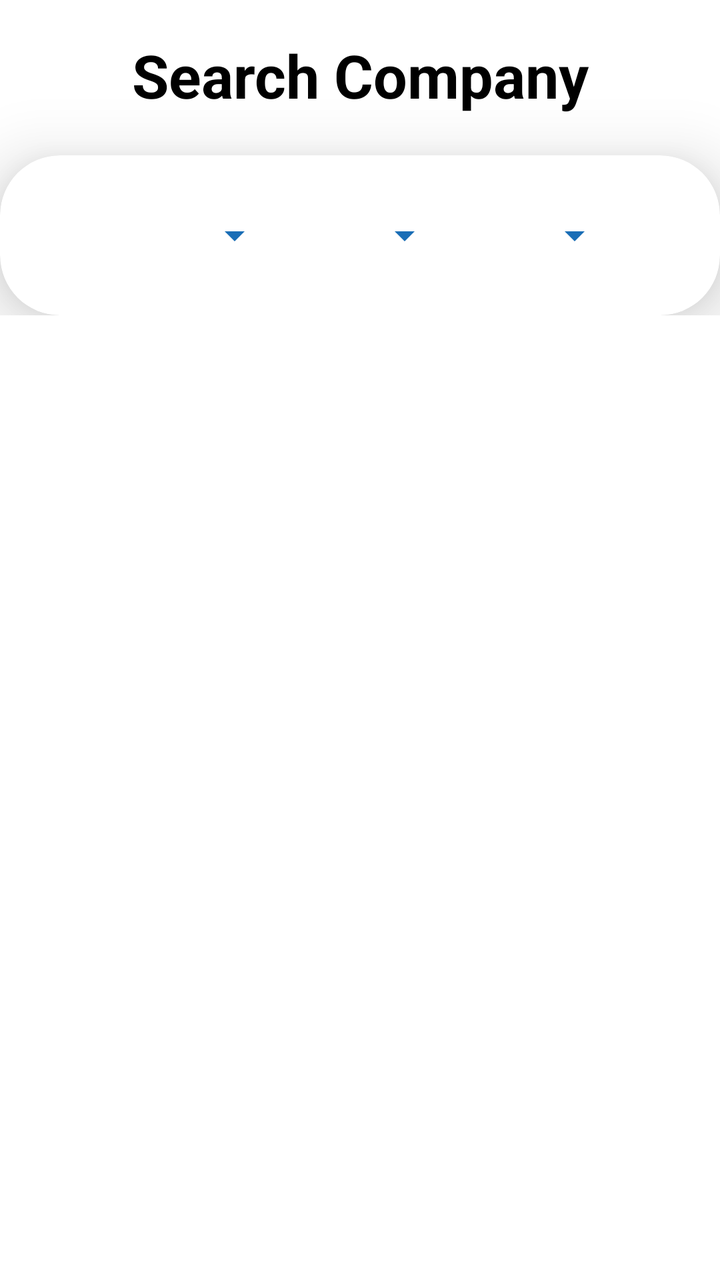
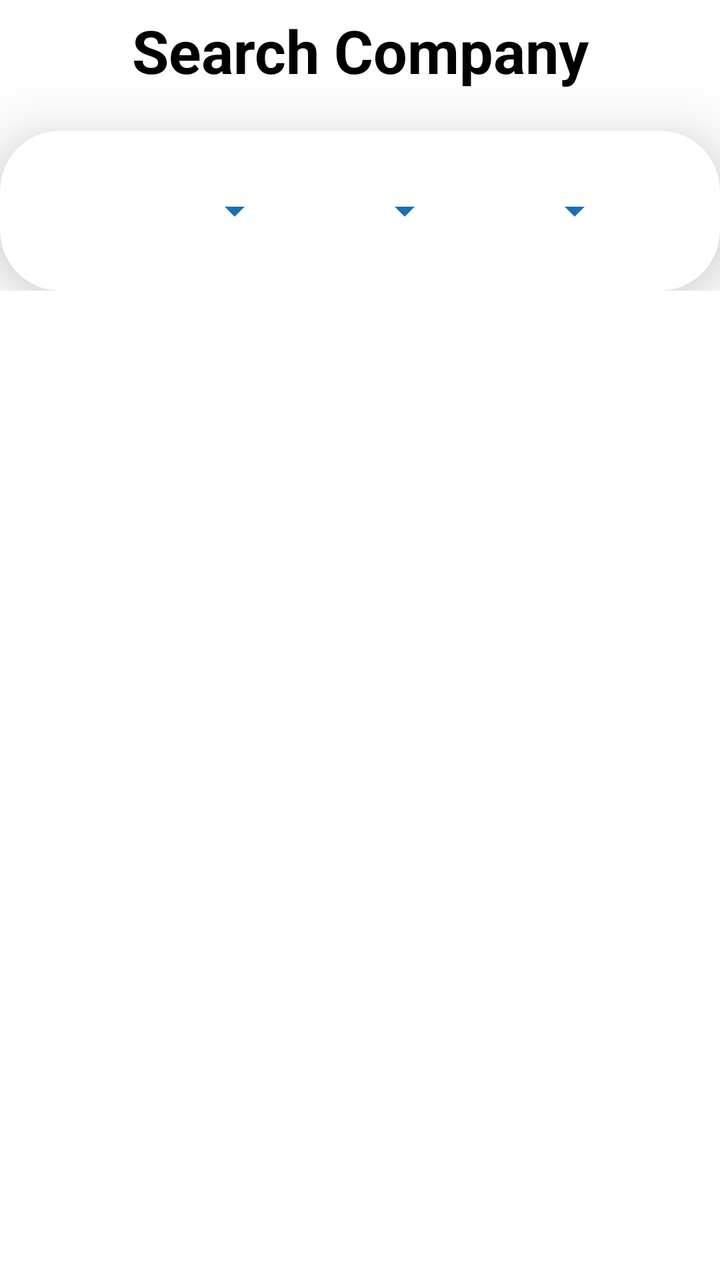

Screens rendered from an Android XML layout before and after an edit, with the pre-edit source and the edit as a unified diff.
<!-- AndroidManifest.xml: application theme Base.Theme.GoBetween -->
<!-- res/layout/activity_searchcompany.xml -->
<?xml version="1.0" encoding="utf-8"?>
<androidx.constraintlayout.widget.ConstraintLayout
    xmlns:android="http://schemas.android.com/apk/res/android"
    xmlns:app="http://schemas.android.com/apk/res-auto"
    xmlns:tools="http://schemas.android.com/tools"
    android:layout_width="match_parent"
    android:layout_height="match_parent"
    tools:context=".MyRequest">
    <ScrollView
        android:id="@+id/scrollView2"
        android:layout_width="match_parent"
        android:layout_height="wrap_content"
        app:layout_constraintTop_toTopOf="parent">

        <LinearLayout
            android:id="@+id/constraintLayout"
            android:layout_width="match_parent"
            android:layout_height="wrap_content"
            android:layout_gravity="center|top">

            <LinearLayout
                android:id="@+id/linearLayout"
                android:layout_width="match_parent"
                android:layout_height="match_parent"
                android:orientation="vertical"
                app:layout_constraintBottom_toBottomOf="parent"
                app:layout_constraintTop_toTopOf="parent">
                <ImageView
                    android:id="@+id/arrow"
                    android:layout_width="35dp"
                    android:layout_height="47dp"
                    android:layout_gravity="start|center_vertical|center"
                    android:layout_marginTop="15dp"
                    android:src="@drawable/baseline_arrow_back_24" />

                <TextView
                    android:id="@+id/textView3"
                    android:layout_width="wrap_content"
                    android:layout_height="wrap_content"
                    android:layout_gravity="center|top"
                    android:layout_marginBottom="20dp"
                    android:layout_marginTop="-45dp"
                    android:gravity="center|top"
                    android:text="Search Company"
                    android:textAlignment="center"
                    android:textSize="30sp"
                    android:textStyle="bold" />

                <androidx.cardview.widget.CardView
                    android:layout_width="match_parent"
                    android:layout_height="80dp"
                    android:background="@drawable/custom_edittext"
                    app:cardCornerRadius="30dp"
                    app:cardElevation="20dp">

                    <LinearLayout
                        android:layout_width="match_parent"
                        android:layout_height="80dp"
                        android:gravity="center"
                        android:orientation="horizontal"
                        app:layout_constraintBottom_toBottomOf="parent"
                        app:layout_constraintEnd_toEndOf="parent"
                        app:layout_constraintHorizontal_bias="0.0"
                        app:layout_constraintStart_toStartOf="parent"
                        app:layout_constraintTop_toTopOf="parent"
                        app:layout_constraintVertical_bias="0.0">
                        <FrameLayout
                            android:layout_width="wrap_content"
                            android:layout_height="wrap_content">

                            
                            <Spinner
                                android:id="@+id/state"
                                android:layout_width="match_parent"
                                android:layout_height="match_parent"
                                android:background="@drawable/custom_edittext"
                                android:paddingStart="8dp"
                                android:paddingTop="12dp"
                                android:paddingEnd="8dp"
                                android:paddingBottom="12dp"
                                android:textAlignment="center"
                                android:textColor="@color/black"
                                android:textSize="16sp" />

                            
                            <ImageView
                                android:layout_width="wrap_content"
                                android:layout_height="wrap_content"
                                android:layout_marginStart="45dp"
                                android:layout_gravity="end|center_vertical"
                                android:src="@drawable/arrow_down_pacific_blue"
                                android:padding="8dp"/>

                        </FrameLayout>
                        <FrameLayout
                            android:layout_width="wrap_content"
                            android:layout_height="wrap_content">

                            
                            <Spinner
                                android:id="@+id/district"
                                android:layout_width="match_parent"
                                android:layout_height="match_parent"
                                android:background="@drawable/custom_edittext"
                                android:paddingStart="8dp"
                                android:paddingTop="12dp"
                                android:paddingEnd="8dp"
                                android:paddingBottom="12dp"
                                android:textAlignment="center"
                                android:textColor="@color/black"
                                android:textSize="16sp" />

                            
                            <ImageView
                                android:layout_width="wrap_content"
                                android:layout_height="wrap_content"
                                android:layout_marginStart="45dp"
                                android:layout_gravity="end|center_vertical"
                                android:src="@drawable/arrow_down_pacific_blue"
                                android:padding="8dp"/>

                        </FrameLayout>

                        <FrameLayout
                            android:layout_width="wrap_content"
                            android:layout_height="wrap_content">

                            
                            <Spinner
                                android:id="@+id/location"
                                android:layout_width="match_parent"
                                android:layout_height="match_parent"
                                android:background="@drawable/custom_edittext"
                                android:paddingStart="8dp"
                                android:paddingTop="12dp"
                                android:paddingEnd="8dp"
                                android:paddingBottom="12dp"
                                android:textAlignment="center"
                                android:textColor="@color/black"
                                android:textSize="16sp" />

                            
                            <ImageView
                                android:layout_width="wrap_content"
                                android:layout_height="wrap_content"
                                android:layout_marginStart="45dp"
                                android:layout_gravity="end|center_vertical"
                                android:src="@drawable/arrow_down_pacific_blue"
                                android:padding="8dp"/>
                        </FrameLayout>
                    </LinearLayout>
                </androidx.cardview.widget.CardView>
            </LinearLayout>
        </LinearLayout>
    </ScrollView>

    <androidx.recyclerview.widget.RecyclerView
        android:id="@+id/recycleview1"
        android:layout_width="match_parent"
        android:layout_height="match_parent"
        android:divider="@android:color/transparent"
        android:dividerHeight="10.0sp"
        android:padding="10dp"
        android:scrollbars="vertical"
        android:layout_marginTop="150dp"
        app:layout_constraintBottom_toBottomOf="parent"
        app:layout_constraintEnd_toEndOf="parent"
        app:layout_constraintStart_toStartOf="parent"
        app:layout_constraintTop_toTopOf="parent"
        tools:listitem="@layout/company_list_design" />
</androidx.constraintlayout.widget.ConstraintLayout>
<!-- res/layout/company_list_design.xml (included above) -->
<?xml version="1.0" encoding="utf-8"?>
<androidx.constraintlayout.widget.ConstraintLayout xmlns:android="http://schemas.android.com/apk/res/android"
    xmlns:app="http://schemas.android.com/apk/res-auto"
    android:layout_width="match_parent"
    android:layout_height="wrap_content">

    <androidx.cardview.widget.CardView
        android:id="@+id/card1"
        android:layout_width="match_parent"
        android:layout_height="wrap_content"
        android:layout_margin="10dp"
        android:layout_weight="1"
        app:cardCornerRadius="20dp"
        app:layout_constraintBottom_toBottomOf="parent"
        app:layout_constraintEnd_toEndOf="parent"
        app:layout_constraintHorizontal_bias="0.0"
        app:layout_constraintStart_toStartOf="parent"
        app:layout_constraintTop_toTopOf="parent"
        app:layout_constraintVertical_bias="0.0">

        <RelativeLayout
            android:layout_width="match_parent"
            android:layout_height="match_parent"
            android:layout_gravity="center">

            <TextView
                android:id="@+id/companyname"
                android:layout_width="wrap_content"
                android:layout_height="wrap_content"
                android:layout_below="@+id/logo"
                android:layout_centerHorizontal="true"
                android:layout_marginTop="10dp"
                android:fontFamily="@font/poppins_semibold"
                android:text="Company Name"
                android:textAlignment="center"
                android:textColor="@color/lavender"
                android:textSize="20sp" />

            <com.google.android.material.imageview.ShapeableImageView
                android:id="@+id/logo"
                android:layout_width="70dp"
                android:layout_height="70dp"
                android:layout_centerHorizontal="true"
                android:layout_marginTop="15dp"
                app:shapeAppearanceOverlay="@style/circle"
                style="@style/roundedImageViewRounded"
                android:src="@drawable/company" />
        </RelativeLayout>
    </androidx.cardview.widget.CardView>
</androidx.constraintlayout.widget.ConstraintLayout>
<!-- resources referenced by this layout -->
<resources>
  <color name="black">#FF000000</color>
  <color name="lavender">#8692f7</color>
  <!-- drawable arrow_down_pacific_blue (drawable) -->
  <?xml version="1.0" encoding="utf-8"?>
  <vector xmlns:android="http://schemas.android.com/apk/res/android"
      android:width="24dp"
      android:height="24dp"
      android:viewportWidth="24.0"
      android:viewportHeight="24.0"
      android:tint="@color/pacific_blue">
  
      <path
          android:fillColor="@android:color/white"
          android:pathData="M7 10l5 5 5-5z"/>
  </vector>
  <!-- drawable baseline_arrow_back_24 (drawable) -->
  <vector android:autoMirrored="true" android:height="24dp"
      android:viewportHeight="24"
      android:viewportWidth="24" android:width="24dp" xmlns:android="http://schemas.android.com/apk/res/android">
      <path android:fillColor="@color/white" android:pathData="M20,11H7.83l5.59,-5.59L12,4l-8,8 8,8 1.41,-1.41L7.83,13H20v-2z"/>
  </vector>
  <!-- drawable company: png bitmap (drawable, 387835 bytes) -->
  <!-- drawable custom_edittext (drawable) -->
  <?xml version="1.0" encoding="utf-8"?>
  <shape xmlns:android="http://schemas.android.com/apk/res/android"
      android:shape="rectangle">
  
      <stroke
          android:width="3dp"
          android:color="@color/blue"/>
      <corners
          android:radius="20dp"/>
  </shape>
  <style name="circle">
          <item name="cornerSize">50%</item>
      </style>
  <style name="roundedImageViewRounded">
          <item name="cornerFamily">rounded</item>
          <item name="cornerSize">50%</item>
      </style>
  <style name="Base.Theme.GoBetween" parent="Theme.MaterialComponents.DayNight.NoActionBar">
          
          
  
      <item name="colorPrimary">@color/lavender</item>
      <item name="colorPrimaryVariant">@color/lavender</item>
      <item name="colorOnPrimary">@color/white</item>
  
      <item name="colorSecondary">@color/teal_200</item>
      <item name="colorSecondaryVariant">@color/teal_700</item>
      <item name="colorOnSecondary">@color/black</item>
          <item name="android:textColor">@color/black</item>
  
      <item name="android:statusBarColor">@color/white</item>
      </style>
  <color name="pacific_blue">#1A6EB6</color>7ed321
  <color name="white">#FFFFFFFF</color>
  <color name="blue">#5fc7e0</color>
  <color name="teal_200">#FF03DAC5</color>
  <color name="teal_700">#FF018786</color>
</resources>

<!-- the commit's change to res/layout/activity_searchcompany.xml (unified diff, before → after) -->
@@ -25,21 +25,13 @@
                 android:orientation="vertical"
                 app:layout_constraintBottom_toBottomOf="parent"
                 app:layout_constraintTop_toTopOf="parent">
-                <ImageView
-                    android:id="@+id/arrow"
-                    android:layout_width="35dp"
-                    android:layout_height="47dp"
-                    android:layout_gravity="start|center_vertical|center"
-                    android:layout_marginTop="15dp"
-                    android:src="@drawable/baseline_arrow_back_24" />
-
                 <TextView
                     android:id="@+id/textView3"
                     android:layout_width="wrap_content"
                     android:layout_height="wrap_content"
                     android:layout_gravity="center|top"
                     android:layout_marginBottom="20dp"
-                    android:layout_marginTop="-45dp"
+                    android:layout_marginTop="5dp"
                     android:gravity="center|top"
                     android:text="Search Company"
                     android:textAlignment="center"
<!-- resource entries referenced after the edit -->
@@ -14,12 +14,6 @@
       <path
           android:fillColor="@android:color/white"
           android:pathData="M7 10l5 5 5-5z"/>
-  </vector>
-  <!-- drawable baseline_arrow_back_24 (drawable) -->
-  <vector android:autoMirrored="true" android:height="24dp"
-      android:viewportHeight="24"
-      android:viewportWidth="24" android:width="24dp" xmlns:android="http://schemas.android.com/apk/res/android">
-      <path android:fillColor="@color/white" android:pathData="M20,11H7.83l5.59,-5.59L12,4l-8,8 8,8 1.41,-1.41L7.83,13H20v-2z"/>
   </vector>
   <!-- drawable company: png bitmap (drawable, 387835 bytes) -->
   <!-- drawable custom_edittext (drawable) -->
